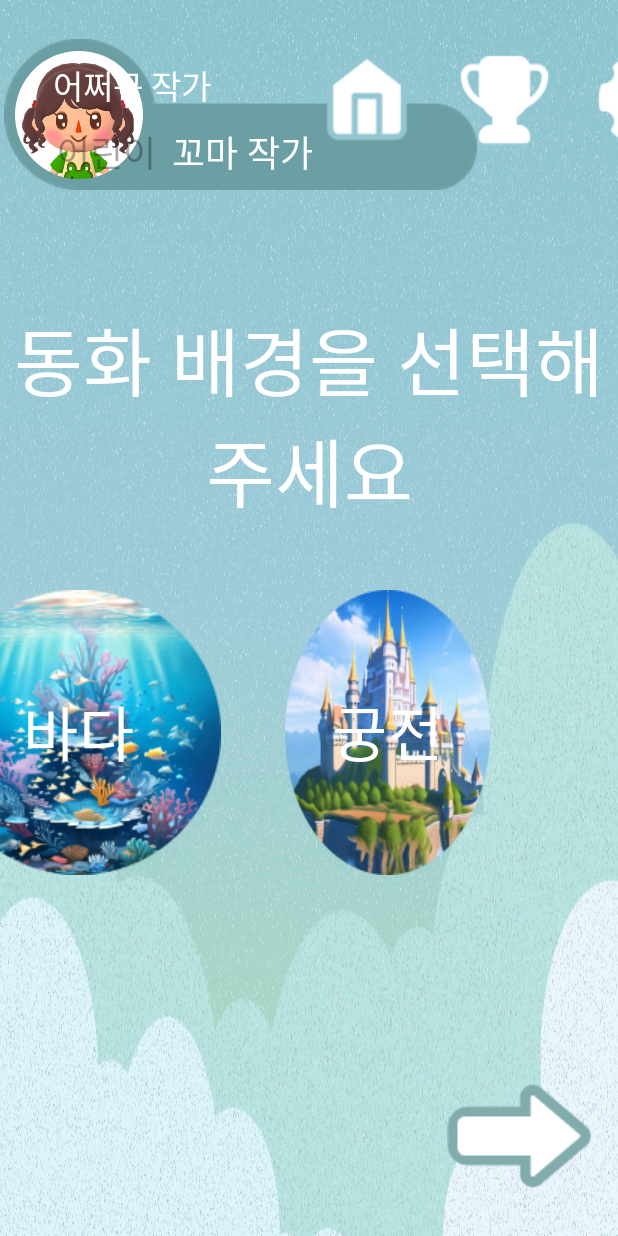
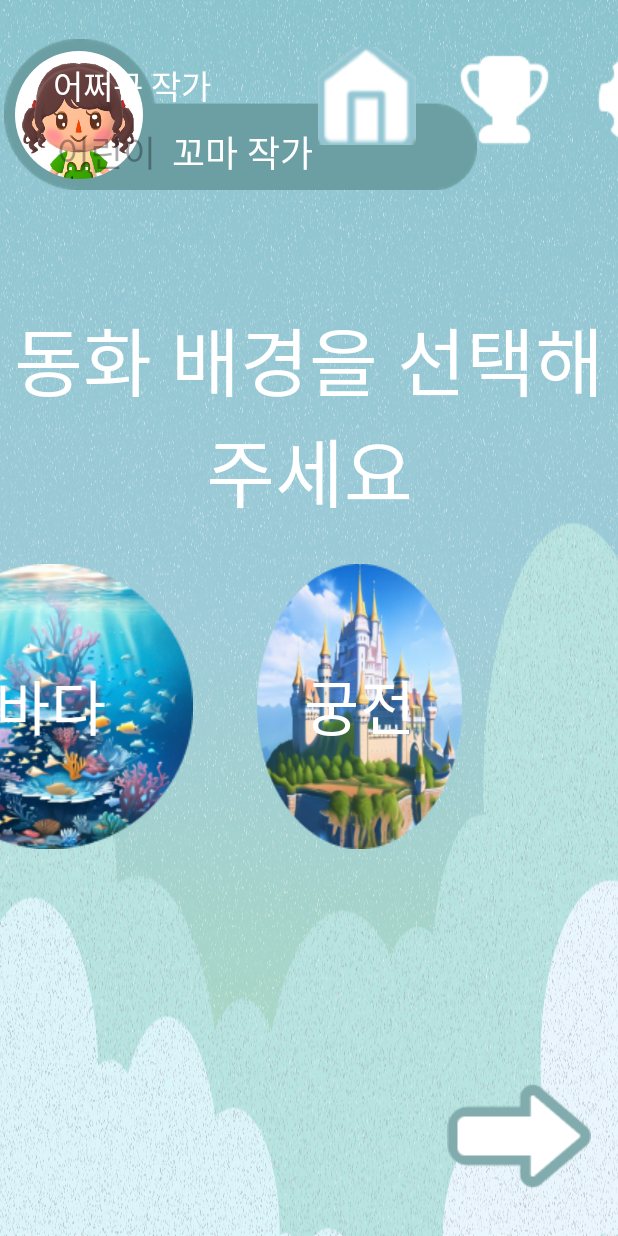
Before and after one commit to ZUZ1H3/Dongjackso, an Android app: the SelectthemaActivity screen opened directly, with no data from a screen before it, on a phone screen of 412 x 824 dp. Run offline under Robolectric (Android 15) with nearby library versions, the phone set to English and light mode, and no system bars; our stand-ins replace CircleImageView.

Commit message:
캐릭터 선택 xml 수정

```diff
--- a/app/src/main/res/layout/activity_selectthema.xml
+++ b/app/src/main/res/layout/activity_selectthema.xml
@@ -152,15 +152,17 @@
 
     <RadioGroup
         android:id="@+id/radioGroup"
-        android:layout_width="match_parent"
+        android:layout_width="wrap_content"
         android:layout_height="wrap_content"
         android:gravity="center"
         android:orientation="horizontal"
-        app:layout_constraintStart_toStartOf="@+id/tv_chooseChracter"
-        app:layout_constraintTop_toBottomOf="@+id/tv_chooseChracter"
-        tools:layout_editor_absoluteX="0dp"
-        android:layout_marginTop="21dp"
-        tools:layout_editor_absoluteY="322dp">
+        app:layout_constraintBottom_toBottomOf="parent"
+        app:layout_constraintEnd_toEndOf="parent"
+        app:layout_constraintStart_toStartOf="parent"
+        app:layout_constraintTop_toTopOf="parent"
+        app:layout_constraintHorizontal_bias="0.5"
+        app:layout_constraintVertical_bias="0.6" >
+
 
         <RadioButton
             android:id="@+id/thema_sea"
@@ -216,10 +218,10 @@
 
         <RadioButton
             android:id="@+id/thema_house"
-            android:layout_width="wrap_content"
+            android:layout_width="38dp"
             android:layout_height="wrap_content"
             android:layout_margin="21dp"
-            android:background="@drawable/radio_house"
+            android:background="@drawable/adio_house"
             android:button="@null"
             android:fontFamily="@font/ssurround"
             android:text="집"
```
Also changed, not shown: app/src/main/res/layout/activity_selectcharacter.xml (+11 -11 lines), app/src/main/res/drawable/ic_homebutton.png.
